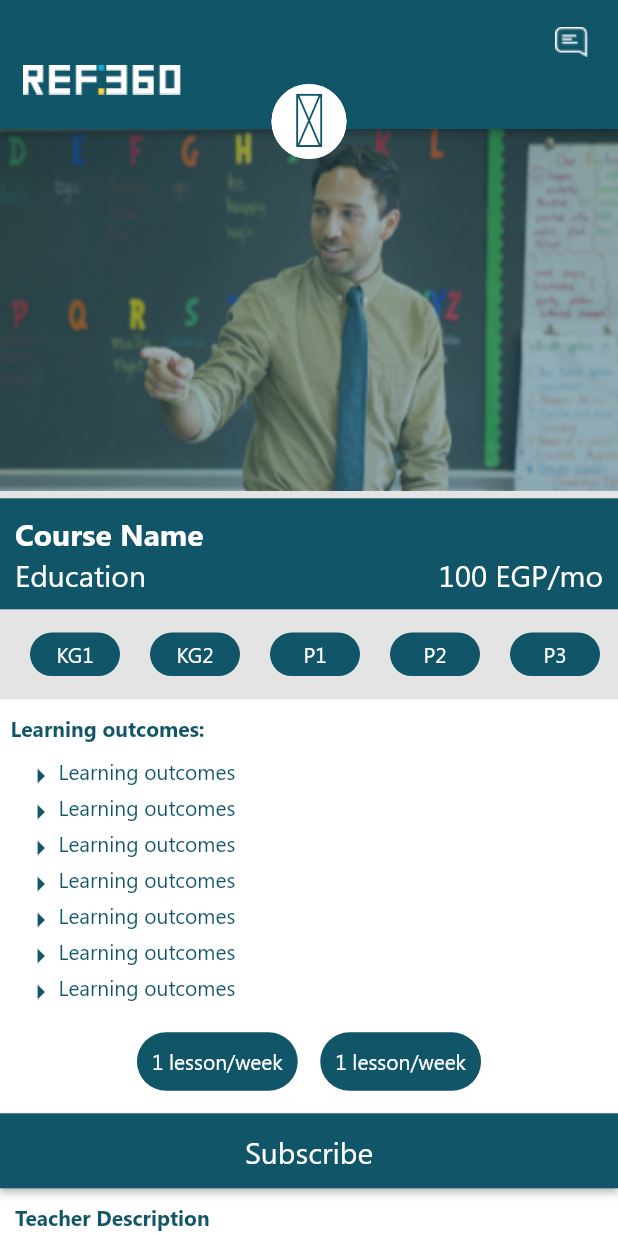
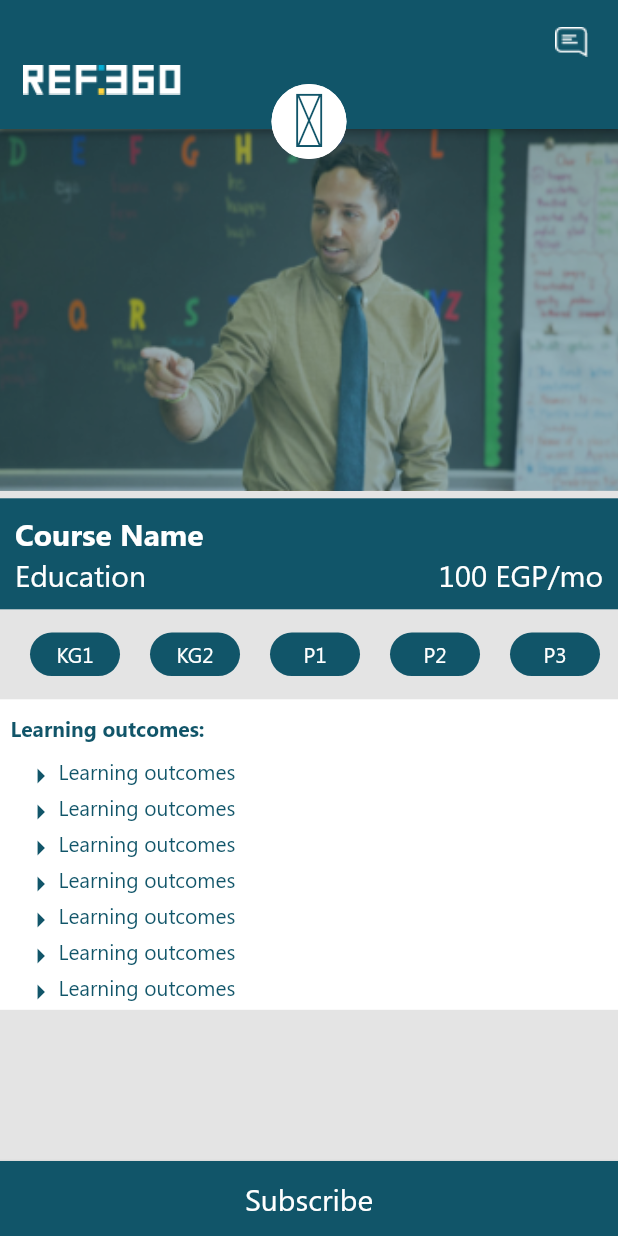
Before and after one commit to MoSamir/Edu360, a Flutter app: the screen it shows after launch, on a phone screen of 412 x 824 dp. Run offline on Flutter 3.47's test engine with Material 2 defaults, Android fonts, the light colour scheme and no system bars; our stand-ins replace bloc, chewie, dio, easy_localization, file_picker, flutter_bloc and 4 more.

```diff
--- a/lib/ui/screens/CourseName.dart
+++ b/lib/ui/screens/CourseName.dart
@@ -35,7 +35,10 @@ class _CourseNameState extends State<CourseName> {
       body: Stack(
         children: <Widget>[
 
-          ListView(
+          Column(
+            children: <Widget>[
+              Expanded(
+                child: ListView(
                   padding: EdgeInsets.zero,
                   children: <Widget>[
                     SizedBox(height: 80,),
@@ -139,58 +142,15 @@ class _CourseNameState extends State<CourseName> {
                               itemBuilder: (context, index) {
                                 return learningOutcomes();
                               }),
-                    SizedBox(
-                      height: 15,
-                    ),
-                    Row(
-                      crossAxisAlignment: CrossAxisAlignment.center,
-                      mainAxisAlignment: MainAxisAlignment.center,
-                      children: <Widget>[
-                        Container(
-                          padding: EdgeInsets.all(10),
-                            decoration: BoxDecoration(
-                              color: AppColors.mainThemeColor,
-                              borderRadius: BorderRadius.circular(20),
-                            ),
-                            child: Text('1 lesson/week',
-                                style: Styles.baseTextStyle,)),
-                        SizedBox(width: 15,),
-                        Container(
-                            padding: EdgeInsets.all(10),
-                            decoration: BoxDecoration(
-                              color: AppColors.mainThemeColor,
-                              borderRadius: BorderRadius.circular(20),
-                            ),
-                            child: Text('1 lesson/week',
-                              style: Styles.baseTextStyle,)),
-                      ],
-                    ),
-                    SizedBox(height: 15,),
-                    EduButton( title: LocalKeys.Subscribe , onPressed: _navigateToDetailsCourseName,bgColor: AppColors.mainThemeColor,style: Styles.studyTextStyle,cornerRadius: 0,),
-                    Container(
-                      padding: EdgeInsets.all(10),
-                      child: Column(
-                      crossAxisAlignment: CrossAxisAlignment.start,
-                        children: <Widget>[
-                          Text('Teacher Description',
-                            style: TextStyle(
-                              color: AppColors.mainThemeColor,
-                              fontSize: 14,
-                              fontWeight: FontWeight.bold
-                            )),
-                          SizedBox(height: 10,),
-                          Text('teacher description teacher description teacher description teacher description teacher description teacher description teacher description teacher description teacher description teacher description teacher description ',
-                              style: TextStyle(
-                                  color: AppColors.mainThemeColor,
-                                  fontSize: 14,
-                              )),
-                        ],
-                      ),
-                    )
 
                         ],
                       ),
                     ),
+                    ],
+                ),
+              ),
+              EduButton( title: LocalKeys.Subscribe , onPressed: _navigateToDetailsCourseName,bgColor: AppColors.mainThemeColor,style: Styles.studyTextStyle,cornerRadius: 0,),
+
             ],
           ),
           EduAppBar(
```
Lines whose indentation alone changed are shown as unchanged.
